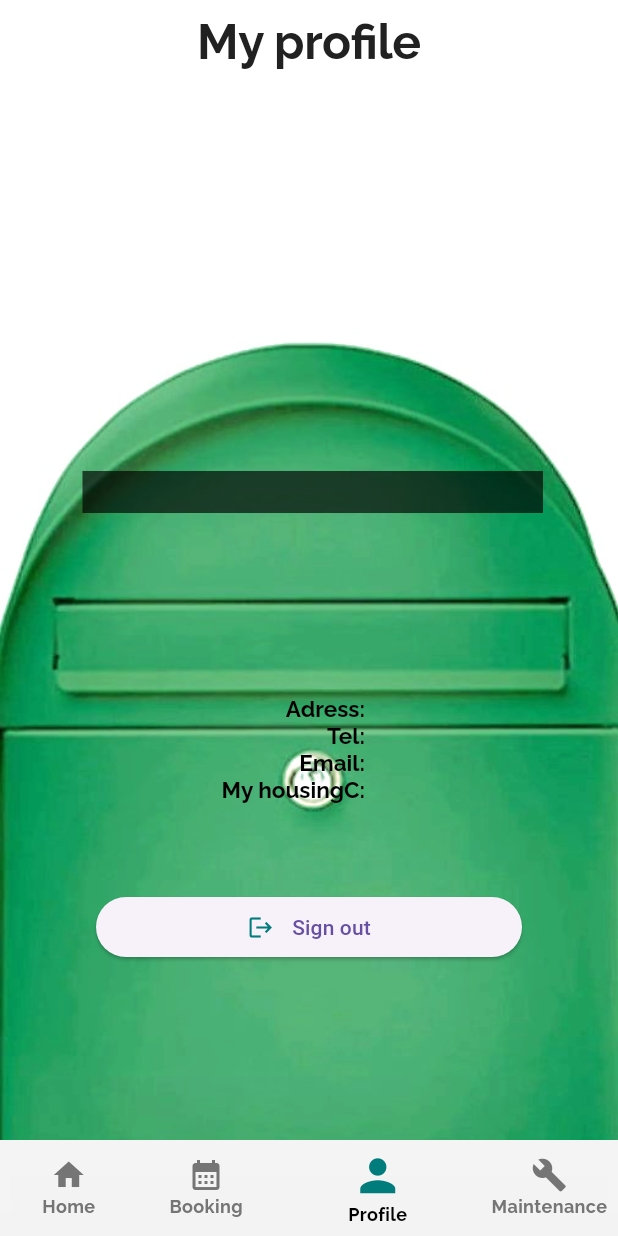
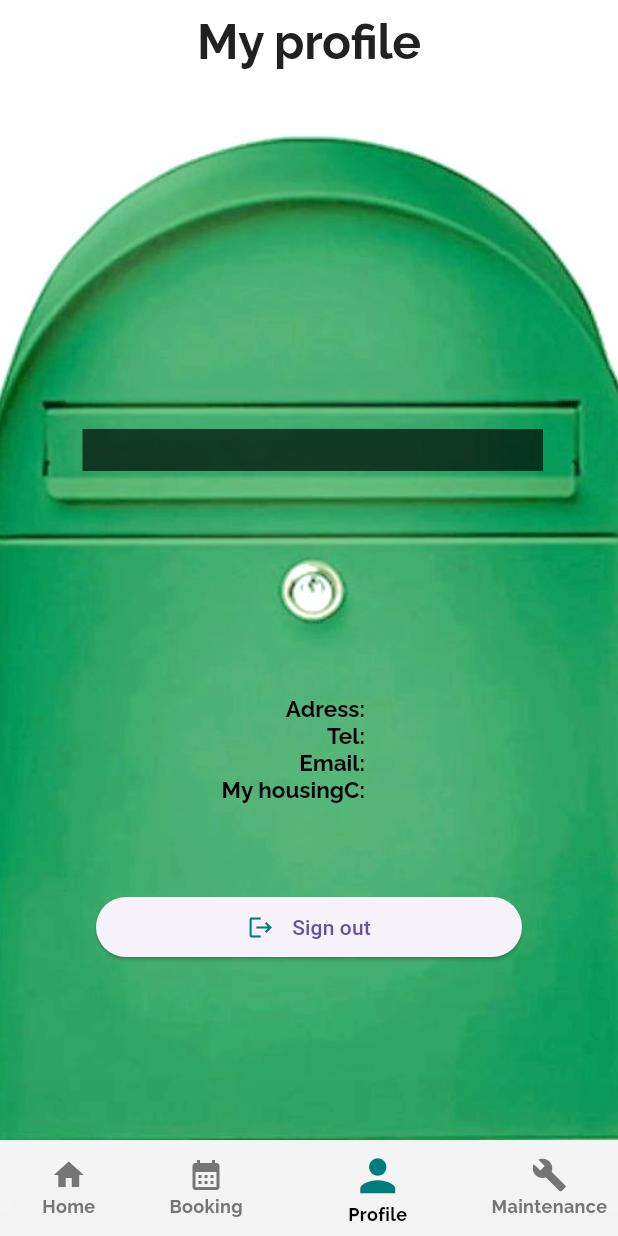
Before and after one commit to CodeApina/naytto, a Flutter app: the SettingsScreen screen opened by its route, on a phone screen of 412 x 824 dp. Run offline on Flutter 3.47's test engine with Material 3 defaults, Android fonts, the phone set to English and light mode, and no system bars; our stand-ins replace cloud_firestore, easy_date_timeline, firebase_auth, firebase_core, flutter_riverpod, go_router and 2 more; missing offline and left inert: colorful_safe_area; accounts and stored records are empty; generated files the repository leaves out were written again.

Commit message:
Fix: profile backroundpicture

```diff
--- a/lib/src/features/settings/presentation/settings_screen.dart
+++ b/lib/src/features/settings/presentation/settings_screen.dart
@@ -29,14 +29,14 @@ class SettingsScreen extends ConsumerWidget {
                     Color.fromARGB(180, 146, 227, 169), BlendMode.overlay),
                 image: AssetImage('assets/postilaatikko.jpg'),
                 fit: BoxFit.cover,
-                alignment: FractionalOffset(0.5, -5),
+                // alignment: FractionalOffset(0.5, -5),
               ),
             ),
             child: Center(
               child: Stack(
                 children: [
                   Positioned(
-                    top: 258.0,
+                    top: 230.0,
                     left: 55.0,
                     right: 50.0,
                     child: Container(
```
Also changed, not shown: assets/postilaatikko.jpg.
